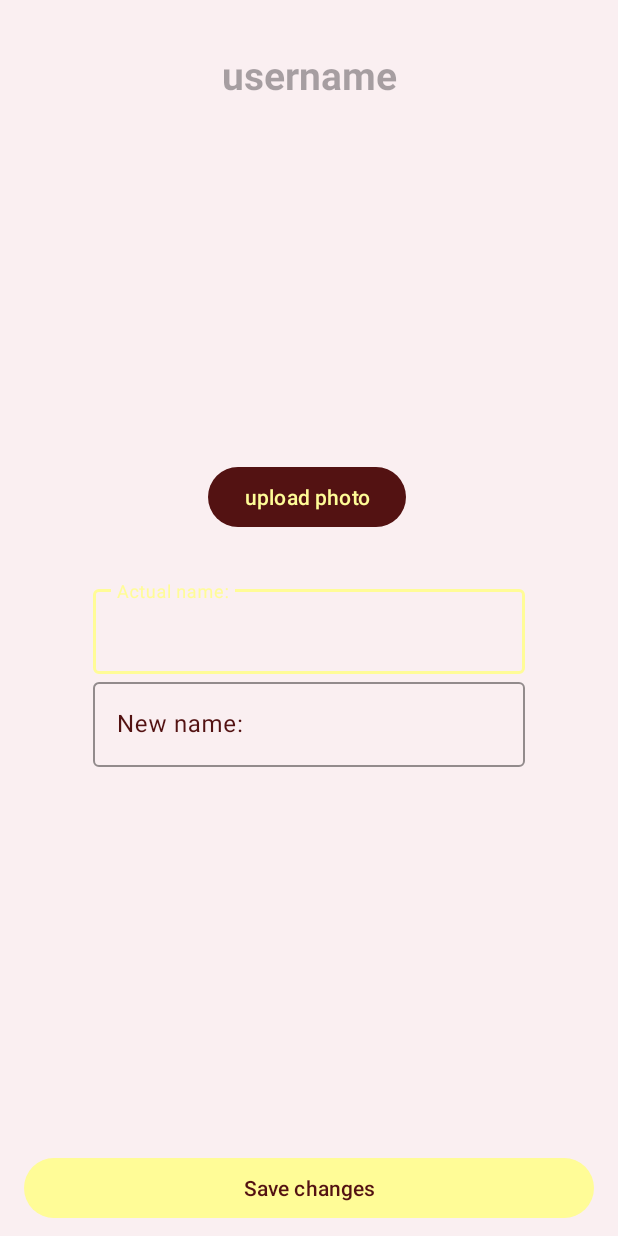
After one commit to Gargalv/BlissBirth, an Android app: the Edit_profile screen opened directly, with no data from a screen before it, on a phone screen of 412 x 824 dp. The commit adds this screen. Run offline under Robolectric (Android 15) with nearby library versions, the phone set to English and light mode, and no system bars; our stand-ins replace Firebase (no records; nobody signed in at launch, a user with empty details on screens opened directly).

Commit message:
creada rama edit y logout

```diff
--- /dev/null
+++ b/app/src/main/res/layout/activity_edit_profile.xml
@@ -0,0 +1,109 @@
+<?xml version="1.0" encoding="utf-8"?>
+<androidx.constraintlayout.widget.ConstraintLayout xmlns:android="http://schemas.android.com/apk/res/android"
+    xmlns:app="http://schemas.android.com/apk/res-auto"
+    xmlns:tools="http://schemas.android.com/tools"
+    android:layout_width="match_parent"
+    android:layout_height="match_parent"
+    android:background="@color/Pale_Lavender_Pink"
+    tools:context=".Edit_profile">
+
+    <androidx.constraintlayout.widget.Guideline
+        android:id="@+id/guidelineIzq"
+        android:layout_width="wrap_content"
+        android:layout_height="wrap_content"
+        android:orientation="vertical"
+        app:layout_constraintGuide_percent="0.15"/>
+
+    <androidx.constraintlayout.widget.Guideline
+        android:id="@+id/guidelineDer"
+        android:layout_width="wrap_content"
+        android:layout_height="wrap_content"
+        android:orientation="vertical"
+        app:layout_constraintGuide_percent="0.85"/>
+
+    <Button
+        android:id="@+id/buttonGuardarCambios"
+        android:layout_width="match_parent"
+        android:layout_height="wrap_content"
+        android:layout_marginStart="16dp"
+        android:layout_marginEnd="16dp"
+        android:layout_marginBottom="8dp"
+        android:text="Save changes"
+        style="@style/boton_claro"
+        app:layout_constraintBottom_toBottomOf="parent"
+        app:layout_constraintEnd_toEndOf="parent"
+        app:layout_constraintStart_toStartOf="parent" />
+
+    <com.google.android.material.textfield.TextInputLayout
+        android:id="@+id/cajaName"
+        android:layout_width="0dp"
+        android:layout_height="wrap_content"
+        app:layout_constraintEnd_toStartOf="@+id/guidelineDer"
+        app:layout_constraintStart_toStartOf="@+id/guidelineIzq"
+        app:layout_constraintTop_toBottomOf="@+id/buttonEditPick"
+        android:layout_marginTop="32dp"
+        style="@style/caja_texto">
+
+        <com.google.android.material.textfield.TextInputEditText
+            android:id="@+id/name"
+            android:layout_width="match_parent"
+            android:layout_height="wrap_content"
+            style="@style/interior_caja"
+            android:hint="Actual name:"
+            android:inputType="text" />
+    </com.google.android.material.textfield.TextInputLayout>
+
+    <com.google.android.material.textfield.TextInputLayout
+        android:layout_width="0dp"
+        android:layout_height="wrap_content"
+        app:layout_constraintEnd_toStartOf="@+id/guidelineDer"
+        app:layout_constraintStart_toStartOf="@+id/guidelineIzq"
+        app:layout_constraintTop_toBottomOf="@+id/cajaName"
+        android:layout_marginTop="0dp"
+        style="@style/caja_texto">
+
+        <com.google.android.material.textfield.TextInputEditText
+            android:id="@+id/newName"
+            android:layout_width="match_parent"
+            android:layout_height="wrap_content"
+            style="@style/interior_caja"
+            android:hint="New name: "
+            android:inputType="text" />
+    </com.google.android.material.textfield.TextInputLayout>
+
+    <ImageView
+        android:id="@+id/profilePick"
+        android:layout_width="180dp"
+        android:layout_height="180dp"
+        android:layout_marginTop="32dp"
+        app:layout_constraintEnd_toEndOf="parent"
+        app:layout_constraintHorizontal_bias="0.498"
+        app:layout_constraintStart_toStartOf="parent"
+        app:layout_constraintTop_toBottomOf="@+id/nameUser" />
+
+    <Button
+        android:id="@+id/buttonEditPick"
+        android:layout_width="wrap_content"
+        android:layout_height="wrap_content"
+        android:layout_marginTop="28dp"
+        android:text="upload photo"
+        app:layout_constraintEnd_toEndOf="@id/guidelineDer"
+        app:layout_constraintHorizontal_bias="0.492"
+        app:layout_constraintStart_toStartOf="@id/guidelineIzq"
+        app:layout_constraintTop_toBottomOf="@+id/profilePick"
+        style="@style/boton_oscuro"/>
+
+    <TextView
+        android:id="@+id/nameUser"
+        android:layout_width="wrap_content"
+        android:layout_height="wrap_content"
+        android:layout_marginTop="32dp"
+        android:hint="username"
+        android:textSize="26dp"
+        android:textStyle="bold"
+        android:gravity="center"
+        android:textColor="@color/black"
+        app:layout_constraintEnd_toStartOf="@+id/guidelineDer"
+        app:layout_constraintStart_toStartOf="@+id/guidelineIzq"
+        app:layout_constraintTop_toTopOf="parent" />
+</androidx.constraintlayout.widget.ConstraintLayout>
--- a/app/src/main/res/values/strings.xml
+++ b/app/src/main/res/values/strings.xml
@@ -2,4 +2,10 @@
     <string name="app_name">BlissBirth</string>
     <!-- TODO: Remove or change this placeholder text -->
     <string name="hello_blank_fragment">Hello blank fragment</string>
+    <string name="editProfile">Editar Perfil</string>
+    <string name="delete">Borrar</string>
+    <string name="modData">Cambie el nombre o la foto</string>
+    <string name="deleteAccount">Borrar Cuenta</string>
+    <string name="deleteAccountStr">¿Estás seguro de que quieres eliminar tu cuenta? Esta acción no se puede deshacer.</string>
+    <string name="cancel">Cancelar</string>
 </resources>
```
Also changed, not shown: app/src/main/AndroidManifest.xml (+9 -11 lines), app/src/main/java/com/ama/blissbirth/Edit_profile.java (added, +346 -0 lines).
